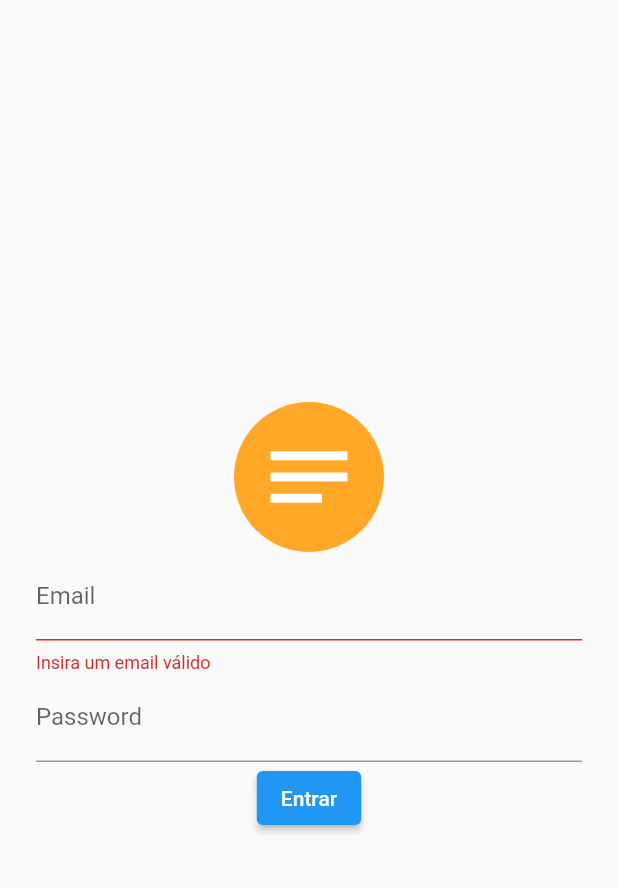
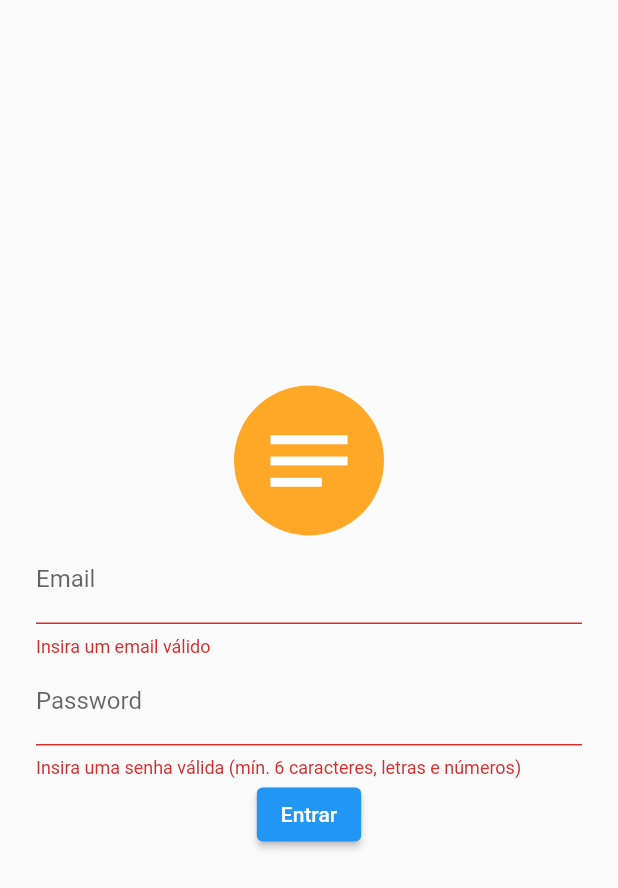
Before and after one commit to rodrigofelipejr/raro-academy-level-up-3, a Flutter app: the screen it shows after launch, after a tap on "Entrar", on a phone screen of 412 x 824 dp. Shown: the top 888 px of the screen. Run offline on Flutter 3.47's test engine with Material 2 defaults, Android fonts, the phone set to English and light mode, and no system bars.

Commit message:
adiciona validator para tratamento de senhas

```diff
--- a/lib/app/modules/login/widgets/form_login.dart
+++ b/lib/app/modules/login/widgets/form_login.dart
@@ -1,5 +1,6 @@
 import 'package:flutter/material.dart';
 import 'package:flutter/services.dart';
+import 'package:sys_app/app/shared/validators/password/passowrd_validator.dart';
 import 'package:sys_app/app/shared/validators/validators.dart';
 
 import '../../modules.dart';
@@ -49,7 +50,7 @@ class _FormLoginState extends State<FormLoginWidget> {
             textInputType: TextInputType.visiblePassword,
             obscureText: true,
             onChange: (value) {},
-            validator: (value) => null,
+            validator: (value) => PasswordValidator.validate(value),
             textInputAction: TextInputAction.done,
             textInputFormatter: [
               FilteringTextInputFormatter(RegExp(r'\s'), allow: false),
--- /dev/null
+++ b/lib/app/shared/validators/password/passowrd_validator.dart
@@ -0,0 +1,8 @@
+class PasswordValidator {
+  static String? validate(String? value) {
+    // final regexp = RegExp(r'^(?=.*?[A-Z])(?=.*?[a-z])(?=.*?[0-9])(?=.*?[!@#\$&*~]).{6,}$');
+    final regexp = RegExp(r'^(?=.*?[A-Za-z])(?=.*?[0-9]).{6,}$');
+    final isValid = value != null && value.trim().isNotEmpty && regexp.hasMatch(value);
+    return isValid ? null : 'Insira uma senha válida (mín. 6 caracteres, letras e números)';
+  }
+}
--- a/lib/app/shared/widgets/text_form_field/text_form_field_widget.dart
+++ b/lib/app/shared/widgets/text_form_field/text_form_field_widget.dart
@@ -28,7 +28,10 @@ class TextFormFieldWidget extends StatelessWidget {
     return TextFormField(
       controller: controller,
       onChanged: onChange,
-      decoration: InputDecoration(labelText: label),
+      decoration: InputDecoration(
+        labelText: label,
+        errorMaxLines: 2,
+      ),
       validator: validator,
       textInputAction: textInputAction,
       obscureText: obscureText,
```
